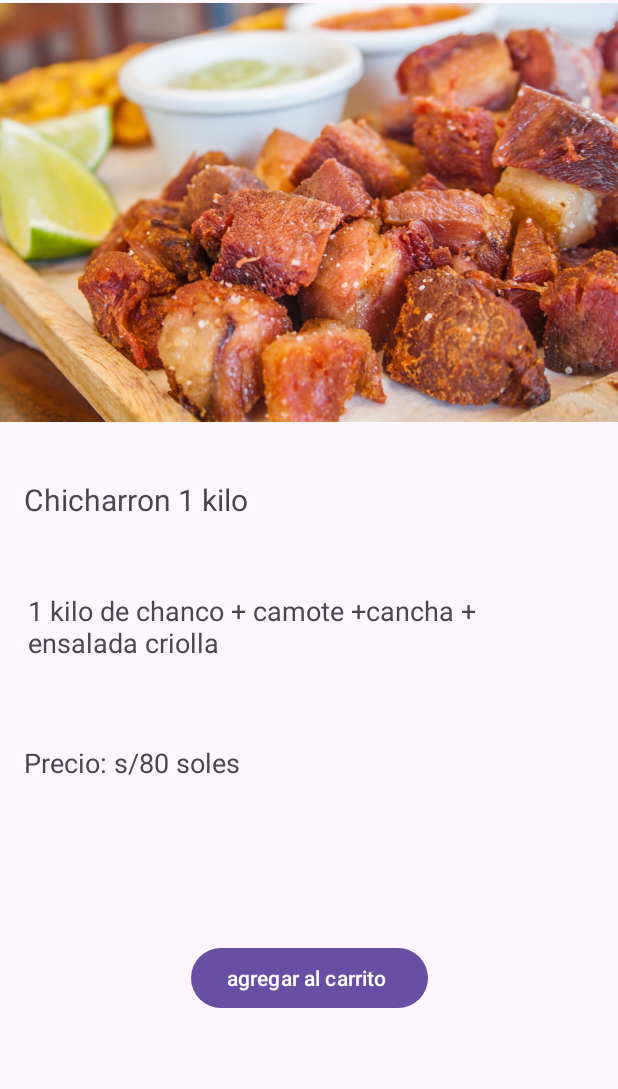
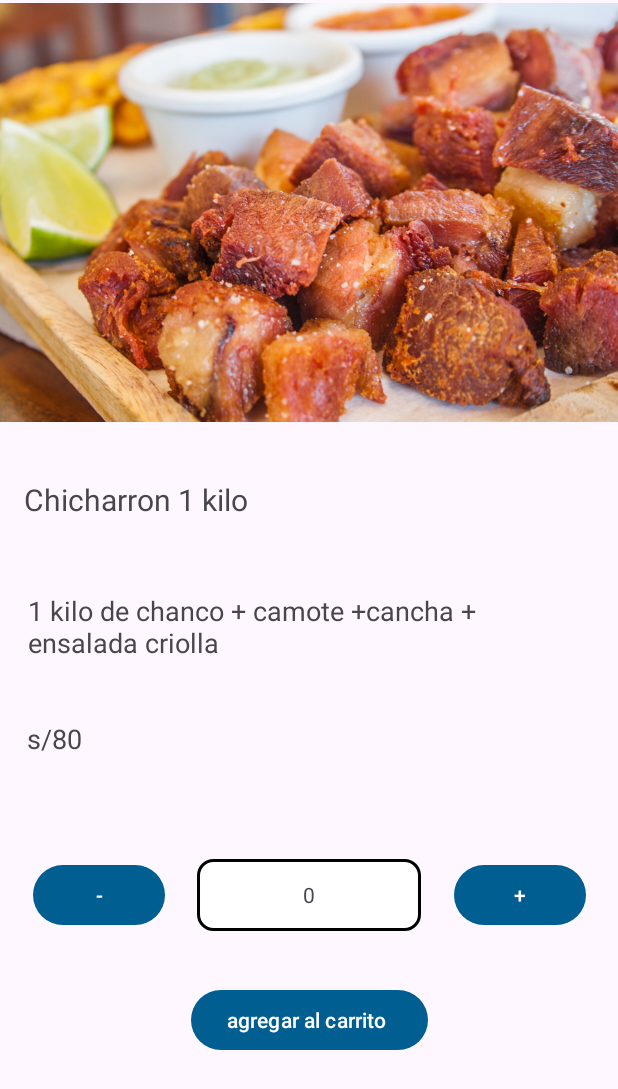
Before and after one commit to AlexaderW/ProyectoApp, an Android app: the chicharron1k screen opened directly, with no data from a screen before it, on a phone screen of 412 x 824 dp. Shown: the top 1089 px of the screen. Run offline under Robolectric (Android 15) with nearby library versions, the phone set to English and light mode, and no system bars.

Commit message:
modificaciones de layouts

```diff
--- a/chacomboApp/app/src/main/java/com/chacombo/chacomboapp/chicharron1k.java
+++ b/chacomboApp/app/src/main/java/com/chacombo/chacomboapp/chicharron1k.java
@@ -3,12 +3,41 @@ package com.chacombo.chacomboapp;
 import androidx.appcompat.app.AppCompatActivity;
 
 import android.os.Bundle;
+import android.widget.Button;
+import android.widget.TextView;
 
 public class chicharron1k extends AppCompatActivity {
 
+
+    Button menosBtn,masBtn;
+    TextView ceroTxt;
     @Override
     protected void onCreate(Bundle savedInstanceState) {
         super.onCreate(savedInstanceState);
         setContentView(R.layout.activity_chicharron1k);
+        asignarReferencias();
+    }
+
+    private void asignarReferencias(){
+        menosBtn = findViewById(R.id.menosBtn);
+        masBtn=findViewById(R.id.masBtn);
+        ceroTxt=findViewById(R.id.ceroTxt);
+
+        //accion de decremento
+        menosBtn.setOnClickListener(view0 -> {
+            String valorString0 = ceroTxt.getText().toString();
+            int valorInt0 = Integer.parseInt(valorString0);
+            valorInt0--;
+            ceroTxt.setText(String.valueOf(valorInt0));
+        });
+            //accion de incremento
+        masBtn.setOnClickListener(view1 -> {
+            String valorString= ceroTxt.getText().toString();
+            int valorInt=Integer.parseInt(valorString);
+            valorInt++;
+            ceroTxt.setText(String.valueOf(valorInt));
+
+        });
+
     }
 }
--- a/chacomboApp/app/src/main/res/layout/activity_chicharron1k.xml
+++ b/chacomboApp/app/src/main/res/layout/activity_chicharron1k.xml
@@ -7,7 +7,7 @@
     tools:context=".chicharron1k">
 
     <ImageView
-        android:id="@+id/imageView3"
+        android:id="@+id/prodImage"
         android:layout_width="419dp"
         android:layout_height="283dp"
         app:layout_constraintEnd_toEndOf="parent"
@@ -16,7 +16,7 @@
         app:srcCompat="@drawable/bannerchicharron" />
 
     <TextView
-        android:id="@+id/textView45"
+        android:id="@+id/prodTitleTxt"
         android:layout_width="wrap_content"
         android:layout_height="wrap_content"
         android:layout_marginStart="16dp"
@@ -27,10 +27,10 @@
         app:layout_constraintEnd_toEndOf="parent"
         app:layout_constraintHorizontal_bias="0.0"
         app:layout_constraintStart_toStartOf="parent"
-        app:layout_constraintTop_toBottomOf="@+id/imageView3" />
+        app:layout_constraintTop_toBottomOf="@+id/prodImage" />
 
     <TextView
-        android:id="@+id/textView46"
+        android:id="@+id/descriptTxt"
         android:layout_width="376dp"
         android:layout_height="61dp"
         android:layout_marginTop="48dp"
@@ -39,29 +39,64 @@
         app:layout_constraintEnd_toEndOf="parent"
         app:layout_constraintHorizontal_bias="0.516"
         app:layout_constraintStart_toStartOf="parent"
-        app:layout_constraintTop_toBottomOf="@+id/textView45" />
+        app:layout_constraintTop_toBottomOf="@+id/prodTitleTxt" />
 
     <Button
         android:id="@+id/button2"
         android:layout_width="wrap_content"
         android:layout_height="wrap_content"
-        android:layout_marginTop="172dp"
+        android:layout_marginTop="200dp"
         android:text="agregar al carrito "
         app:layout_constraintEnd_toEndOf="parent"
         app:layout_constraintStart_toStartOf="parent"
-        app:layout_constraintTop_toBottomOf="@+id/textView46" />
+        app:layout_constraintTop_toBottomOf="@+id/descriptTxt" />
 
     <TextView
-        android:id="@+id/textView47"
+        android:id="@+id/prodText"
         android:layout_width="wrap_content"
         android:layout_height="wrap_content"
         android:layout_marginStart="16dp"
-        android:layout_marginTop="40dp"
+        android:layout_marginTop="24dp"
         android:layout_marginEnd="282dp"
-        android:text="Precio: s/80 soles"
+        android:text="s/80 "
         android:textSize="18sp"
         app:layout_constraintEnd_toEndOf="parent"
-        app:layout_constraintHorizontal_bias="0.0"
+        app:layout_constraintHorizontal_bias="0.027"
         app:layout_constraintStart_toStartOf="parent"
-        app:layout_constraintTop_toBottomOf="@+id/textView46" />
+        app:layout_constraintTop_toBottomOf="@+id/descriptTxt" />
+
+    <TextView
+        android:id="@+id/ceroTxt"
+        android:layout_width="149dp"
+        android:layout_height="48dp"
+        android:layout_marginTop="68dp"
+        android:background="@drawable/borde_redondeado"
+        android:gravity="center"
+        android:text="0"
+        app:layout_constraintEnd_toStartOf="@+id/masBtn"
+        app:layout_constraintStart_toEndOf="@+id/menosBtn"
+        app:layout_constraintTop_toBottomOf="@+id/prodText" />
+
+    <Button
+        android:id="@+id/menosBtn"
+        android:layout_width="wrap_content"
+        android:layout_height="wrap_content"
+        android:layout_marginTop="68dp"
+        android:text="-"
+        app:layout_constraintEnd_toStartOf="@+id/ceroTxt"
+        app:layout_constraintHorizontal_bias="0.352"
+        app:layout_constraintStart_toStartOf="parent"
+        app:layout_constraintTop_toBottomOf="@+id/prodText" />
+
+    <Button
+        android:id="@+id/masBtn"
+        android:layout_width="wrap_content"
+        android:layout_height="wrap_content"
+        android:layout_marginTop="68dp"
+        android:text="+"
+        app:layout_constraintEnd_toEndOf="parent"
+        app:layout_constraintHorizontal_bias="0.105"
+        app:layout_constraintStart_toEndOf="@+id/ceroTxt"
+        app:layout_constraintTop_toBottomOf="@+id/prodText" />
+
 </androidx.constraintlayout.widget.ConstraintLayout>
--- a/chacomboApp/app/src/main/res/layout/header.xml
+++ b/chacomboApp/app/src/main/res/layout/header.xml
@@ -1,5 +1,6 @@
 <?xml version="1.0" encoding="utf-8"?>
 <LinearLayout xmlns:android="http://schemas.android.com/apk/res/android"
+    xmlns:app="http://schemas.android.com/apk/res-auto"
     android:orientation="vertical"
     android:layout_width="match_parent"
     android:layout_height="200dp"
@@ -7,4 +8,9 @@
     >
 
 
+    <ImageView
+        android:id="@+id/imageView5"
+        android:layout_width="match_parent"
+        android:layout_height="wrap_content"
+        app:srcCompat="@drawable/logochabombo" />
 </LinearLayout>
--- a/chacomboApp/app/src/main/res/values/colors.xml
+++ b/chacomboApp/app/src/main/res/values/colors.xml
@@ -1,5 +1,5 @@
 <?xml version="1.0" encoding="utf-8"?>
 <resources>
-    <color name="black">#FF000000</color>
+    <color name="ColorAzul">#005e90</color>
     <color name="white">#FFFFFFFF</color>
 </resources>
--- a/chacomboApp/app/src/main/res/values/themes.xml
+++ b/chacomboApp/app/src/main/res/values/themes.xml
@@ -1,8 +1,8 @@
 <resources xmlns:tools="http://schemas.android.com/tools">
     <!-- Base application theme. -->
     <style name="Base.Theme.ChacomboApp" parent="Theme.Material3.DayNight.NoActionBar">
-        <!-- Customize your light theme here. -->
-        <!-- <item name="colorPrimary">@color/my_light_primary</item> -->
+
+       <item name="colorPrimary">@color/ColorAzul</item> -->
     </style>
 
     <style name="Theme.ChacomboApp" parent="Base.Theme.ChacomboApp" />
```
Also changed, not shown: chacomboApp/app/src/main/java/com/chacombo/chacomboapp/PasarelaPago.java (+12 -1 lines), chacomboApp/app/src/main/res/layout/activity_pasarela_pago_.xml (+16 -16 lines).
